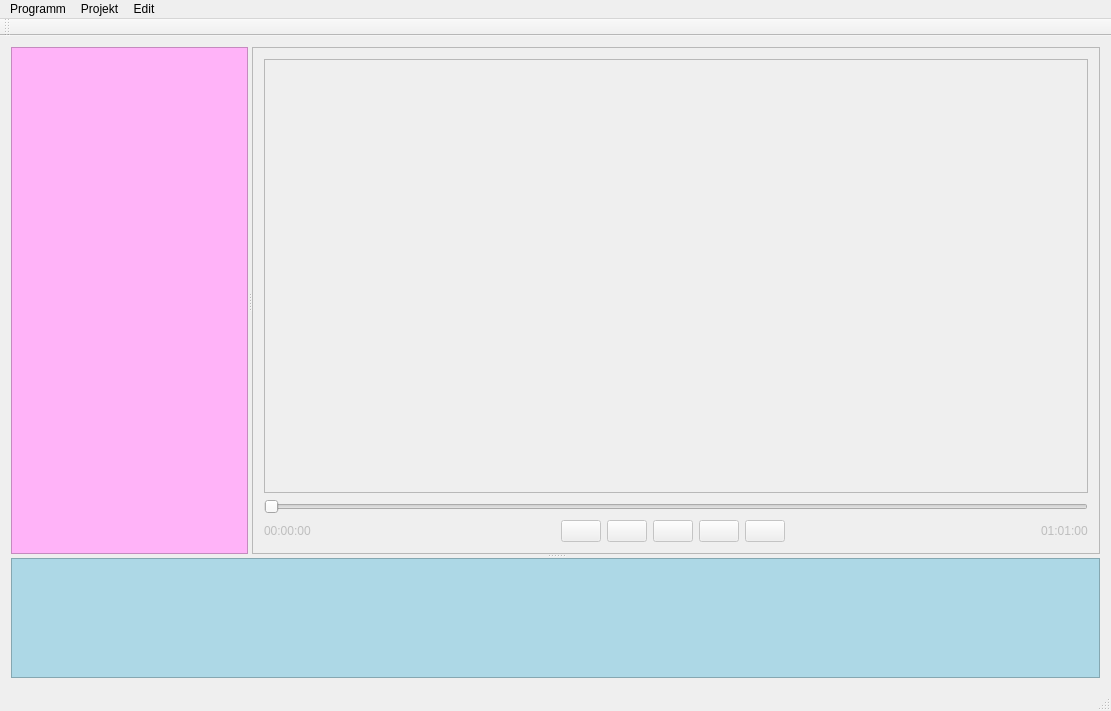
The window that code/src/main/python/view/mainview/main_window.ui (felixdittrich92/mission-uncuttable) describes before a commit, drawn with Qt 5.
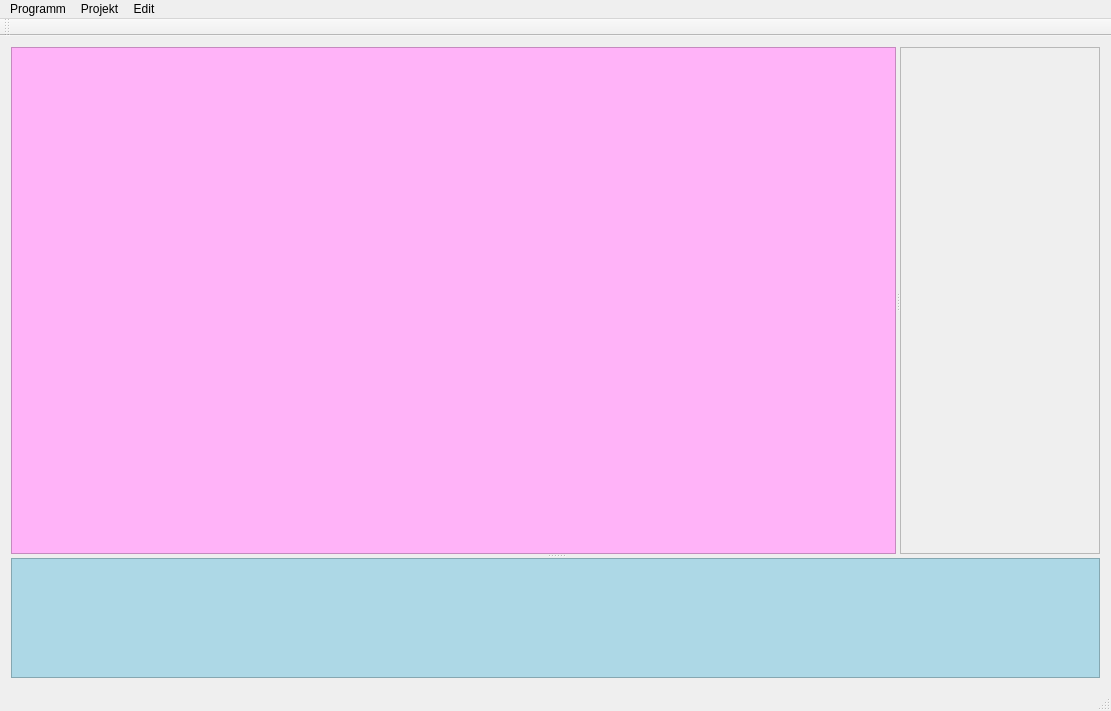
The same window after the commit. Icons and pictures are not drawn.

The edit to the form file:
```diff
--- a/code/src/main/python/view/mainview/main_window.ui
+++ b/code/src/main/python/view/mainview/main_window.ui
@@ -15,7 +15,7 @@
   </property>
   <widget class="QWidget" name="centralWidget">
    <layout class="QGridLayout" name="gridLayout">
-    <item row="1" column="0">
+    <item row="0" column="0">
      <widget class="QSplitter" name="horizontalSplitter">
       <property name="sizeIncrement">
        <size>
@@ -79,165 +79,11 @@
          <enum>QFrame::Raised</enum>
         </property>
         <layout class="QGridLayout" name="gridLayout_2">
-         <item row="2" column="4">
-          <widget class="QPushButton" name="pushButton">
-           <property name="enabled">
-            <bool>false</bool>
-           </property>
-           <property name="sizePolicy">
-            <sizepolicy hsizetype="Preferred" vsizetype="Preferred">
-             <horstretch>0</horstretch>
-             <verstretch>0</verstretch>
-            </sizepolicy>
-           </property>
-           <property name="toolTip">
-            <string/>
-           </property>
-           <property name="statusTip">
-            <string/>
-           </property>
-           <property name="whatsThis">
-            <string/>
-           </property>
-           <property name="accessibleName">
-            <string notr="true"/>
-           </property>
-           <property name="accessibleDescription">
-            <string/>
-           </property>
-           <property name="autoFillBackground">
-            <bool>false</bool>
-           </property>
-           <property name="styleSheet">
-            <string notr="true"/>
-           </property>
-           <property name="text">
-            <string notr="true"/>
-           </property>
-           <property name="icon">
-            <iconset resource="../../../icons/preview_buttons/resource.qrc">
-             <normaloff>:/icons png/png/002-play-button.png</normaloff>
-             <normalon>:/icons png/png/001-pause.png</normalon>:/icons png/png/002-play-button.png</iconset>
-           </property>
-           <property name="shortcut">
-            <string notr="true"/>
-           </property>
-           <property name="autoDefault">
-            <bool>true</bool>
-           </property>
-           <property name="flat">
-            <bool>false</bool>
-           </property>
-          </widget>
-         </item>
-         <item row="2" column="7">
-          <spacer name="horizontalSpacer_2">
-           <property name="orientation">
-            <enum>Qt::Horizontal</enum>
-           </property>
-           <property name="sizeHint" stdset="0">
-            <size>
-             <width>171</width>
-             <height>20</height>
-            </size>
-           </property>
-          </spacer>
-         </item>
-         <item row="2" column="3">
-          <widget class="QPushButton" name="pushButton_3">
-           <property name="text">
-            <string/>
-           </property>
-           <property name="icon">
-            <iconset resource="../../../icons/preview_buttons/resource.qrc">
-             <normaloff>:/icons png/png/011-rewind.png</normaloff>:/icons png/png/011-rewind.png</iconset>
-           </property>
-           <property name="flat">
-            <bool>false</bool>
-           </property>
-          </widget>
-         </item>
-         <item row="2" column="5">
-          <widget class="QPushButton" name="pushButton_2">
-           <property name="text">
-            <string/>
-           </property>
-           <property name="icon">
-            <iconset resource="../../../icons/preview_buttons/resource.qrc">
-             <normaloff>:/icons png/png/008-fast-forward.png</normaloff>:/icons png/png/008-fast-forward.png</iconset>
-           </property>
-           <property name="autoDefault">
-            <bool>false</bool>
-           </property>
-           <property name="flat">
-            <bool>false</bool>
-           </property>
-          </widget>
-         </item>
-         <item row="2" column="2">
-          <widget class="QPushButton" name="pushButton_5">
-           <property name="text">
-            <string/>
-           </property>
-           <property name="icon">
-            <iconset resource="../../../icons/preview_buttons/resource.qrc">
-             <normaloff>:/icons png/png/006-back.png</normaloff>:/icons png/png/006-back.png</iconset>
-           </property>
-           <property name="flat">
-            <bool>false</bool>
-           </property>
-          </widget>
-         </item>
-         <item row="2" column="0">
-          <widget class="QLabel" name="label">
-           <property name="text">
-            <string>00:00:00</string>
-           </property>
-          </widget>
-         </item>
-         <item row="2" column="6">
-          <widget class="QPushButton" name="pushButton_4">
-           <property name="text">
-            <string/>
-           </property>
-           <property name="icon">
-            <iconset resource="../../../icons/preview_buttons/resource.qrc">
-             <normaloff>:/icons png/png/007-next-1.png</normaloff>:/icons png/png/007-next-1.png</iconset>
-           </property>
-           <property name="flat">
-            <bool>false</bool>
-           </property>
-          </widget>
-         </item>
-         <item row="2" column="1">
-          <spacer name="horizontalSpacer">
-           <property name="orientation">
-            <enum>Qt::Horizontal</enum>
-           </property>
-           <property name="sizeHint" stdset="0">
-            <size>
-             <width>171</width>
-             <height>20</height>
-            </size>
-           </property>
-          </spacer>
-         </item>
-         <item row="1" column="0" colspan="10">
-          <widget class="QSlider" name="horizontalSlider">
-           <property name="orientation">
-            <enum>Qt::Horizontal</enum>
-           </property>
-          </widget>
-         </item>
-         <item row="2" column="9">
-          <widget class="QLabel" name="label_2">
-           <property name="text">
-            <string>01:01:00</string>
-           </property>
-          </widget>
-         </item>
-         <item row="0" column="0" colspan="10">
-          <widget class="QGraphicsView" name="graphicsView"/>
+         <property name="topMargin">
+          <number>13</number>
+         </property>
+         <item row="0" column="0">
+          <layout class="QVBoxLayout" name="preview"/>
          </item>
         </layout>
        </widget>
```
